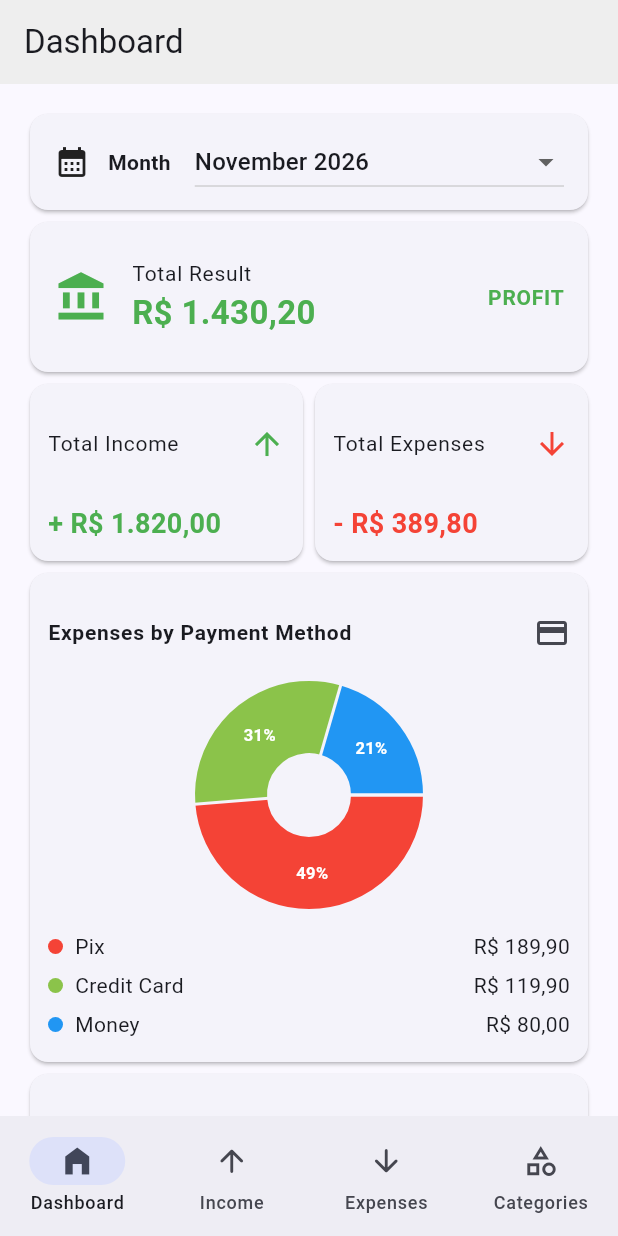
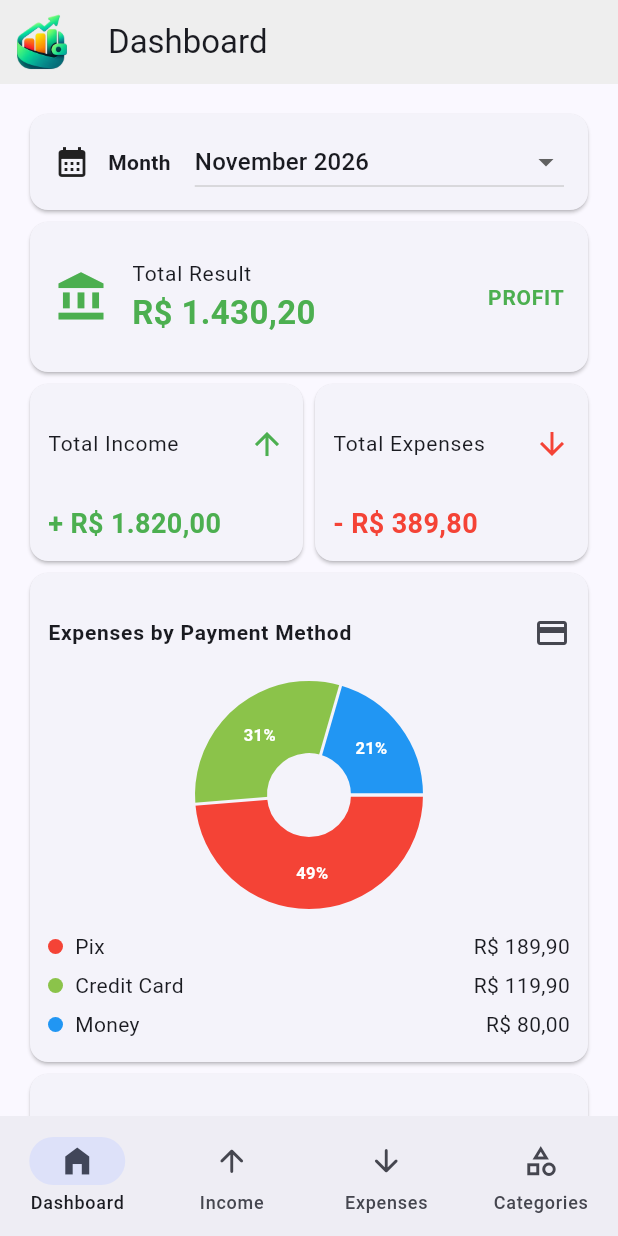
Before and after one commit to Guviega/fintracker, a Flutter app: the screen it shows after launch, on a phone screen of 412 x 824 dp. Run offline on Flutter 3.47's test engine with Material 3 defaults, Android fonts, the phone set to English and light mode, and no system bars; drawn by our look-alikes of fl_chart.

Commit message:
change app title leading icon to the app logo

```diff
--- a/lib/view/home_page.dart
+++ b/lib/view/home_page.dart
@@ -30,6 +30,7 @@ class _HomePageState extends State<HomePage> {
       appBar: AppBar(
         backgroundColor: Colors.grey[200],
         title: Text(navigationTitles[currentPageIndex]),
+        leading: Image.asset("assets/icon/fintracker_icon_foreground.png")
       ),
       bottomNavigationBar: NavigationBar(
         onDestinationSelected: (int index) {
--- a/pubspec.yaml
+++ b/pubspec.yaml
@@ -70,9 +70,8 @@ flutter:
   uses-material-design: true
 
   # To add assets to your application, add an assets section, like this:
-  # assets:
-  #   - images/a_dot_burr.jpeg
-  #   - images/a_dot_ham.jpeg
+  assets:
+    - assets/icon/fintracker_icon_foreground.png
 
   # An image asset can refer to one or more resolution-specific "variants", see
   # https://flutter.dev/to/resolution-aware-images
```
